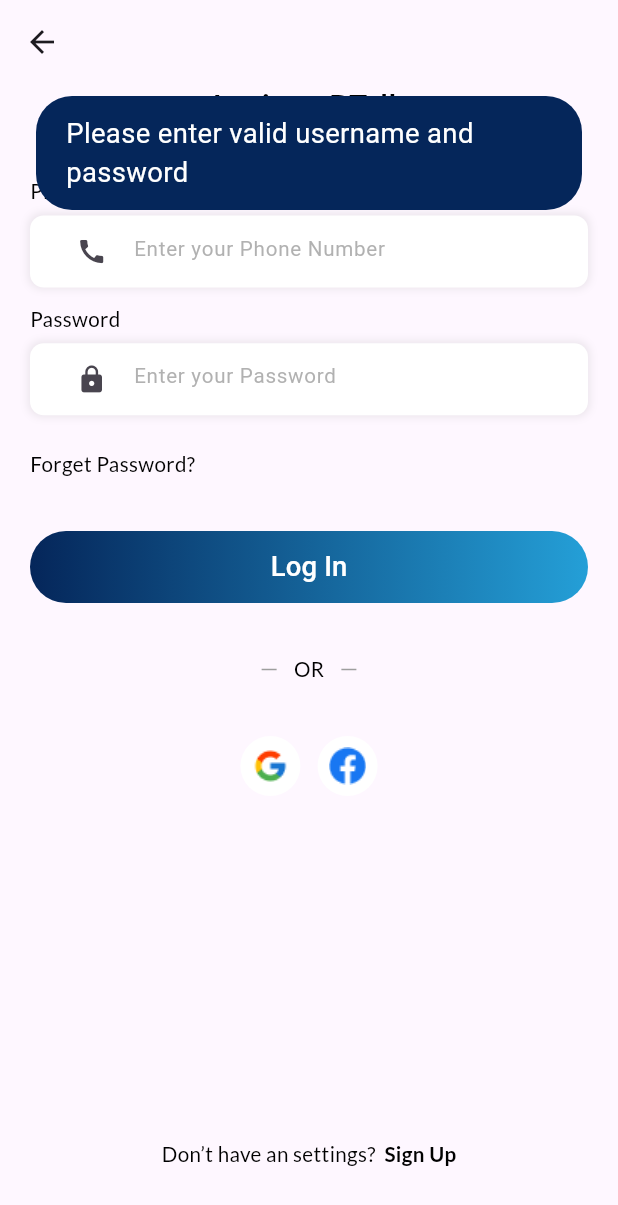
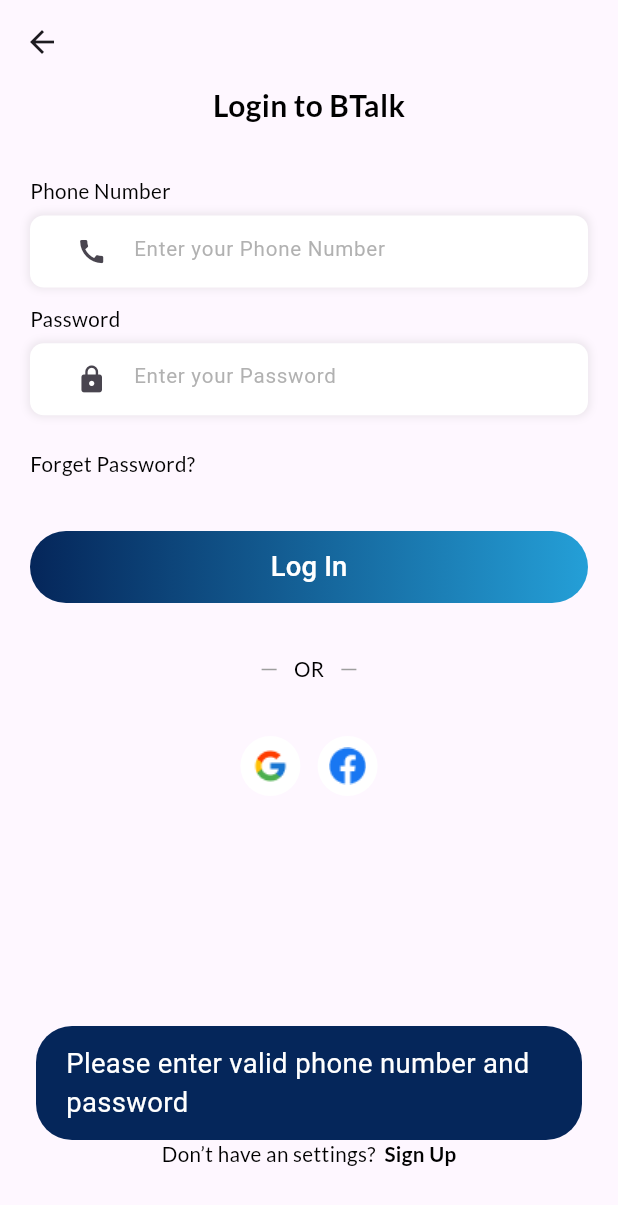
Before and after one commit to Mosh-Fatema-Koli/b_talk, a Flutter app: the LogINPage screen opened by its route, after a tap on "Log In", on a phone screen of 412 x 824 dp. Shown: the top 1205 px of the screen. Run offline on Flutter 3.47's test engine with Material 3 defaults, Android fonts, the phone set to English and light mode, and no system bars; our stand-ins replace connectivity_plus, dio, flutter_screenutil, flutter_spinkit, fluttertoast, get and 5 more; accounts and stored records are empty.

Commit message:
login api

```diff
--- a/lib/view/page/auth/login.dart
+++ b/lib/view/page/auth/login.dart
@@ -71,7 +71,7 @@
                    if (phoneController.text.isNotEmpty && passwordController.text.isNotEmpty) {
                      Get.to(NavbarPage());
                    } else {
-                     _miscController.toast(msg: 'Please enter valid username and password',position: ToastGravity.TOP);
+                     _miscController.toast(msg: 'Please enter valid phone number and password',position: ToastGravity.BOTTOM);
                    }
 
 
```
